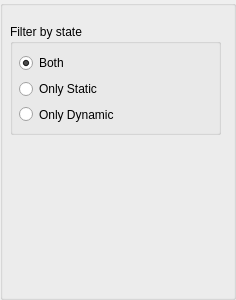
The window that displayManager_ui.ui (MatthieuZins/BoundingBoxMe) describes before a commit, drawn with Qt 5.
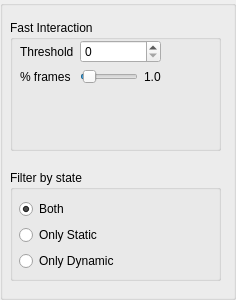
The same window after the commit.

Commit message: Add ui for fast rendering

The edit to the form file:
```diff
--- a/displayManager_ui.ui
+++ b/displayManager_ui.ui
@@ -17,7 +17,7 @@
    <property name="geometry">
     <rect>
      <x>10</x>
-     <y>24</y>
+     <y>170</y>
      <width>211</width>
      <height>111</height>
     </rect>
@@ -31,7 +31,7 @@
       <x>9</x>
       <y>29</y>
       <width>141</width>
-      <height>71</height>
+      <height>72</height>
      </rect>
     </property>
     <layout class="QVBoxLayout" name="verticalLayout">
@@ -62,6 +62,75 @@
     </layout>
    </widget>
   </widget>
+  <widget class="QGroupBox" name="groupBox_2">
+   <property name="geometry">
+    <rect>
+     <x>10</x>
+     <y>20</y>
+     <width>211</width>
+     <height>131</height>
+    </rect>
+   </property>
+   <property name="title">
+    <string>Fast Interaction</string>
+   </property>
+   <widget class="QWidget" name="formLayoutWidget">
+    <property name="geometry">
+     <rect>
+      <x>10</x>
+      <y>20</y>
+      <width>141</width>
+      <height>111</height>
+     </rect>
+    </property>
+    <layout class="QFormLayout" name="formLayout">
+     <item row="0" column="0">
+      <widget class="QLabel" name="label">
+       <property name="text">
+        <string>Threshold</string>
+       </property>
+      </widget>
+     </item>
+     <item row="1" column="0">
+      <widget class="QLabel" name="label_2">
+       <property name="text">
+        <string>% frames</string>
+       </property>
+      </widget>
+     </item>
+     <item row="0" column="1">
+      <widget class="QSpinBox" name="spinBox_Threshold"/>
+     </item>
+     <item row="1" column="1">
+      <layout class="QHBoxLayout" name="horizontalLayout">
+       <item>
+        <widget class="QSlider" name="horizontalSlider_Percentage">
+         <property name="value">
+          <number>4</number>
+         </property>
+         <property name="orientation">
+          <enum>Qt::Horizontal</enum>
+         </property>
+         <property name="tickPosition">
+          <enum>QSlider::NoTicks</enum>
+         </property>
+         <property name="tickInterval">
+          <number>1</number>
+         </property>
+        </widget>
+       </item>
+       <item>
+        <widget class="QLabel" name="label_Percentage">
+         <property name="text">
+          <string>1.0</string>
+         </property>
+        </widget>
+       </item>
+      </layout>
+     </item>
+    </layout>
+   </widget>
+  </widget>
  </widget>
  <resources/>
  <connections/>
```
The commit also changes 4 other files.
